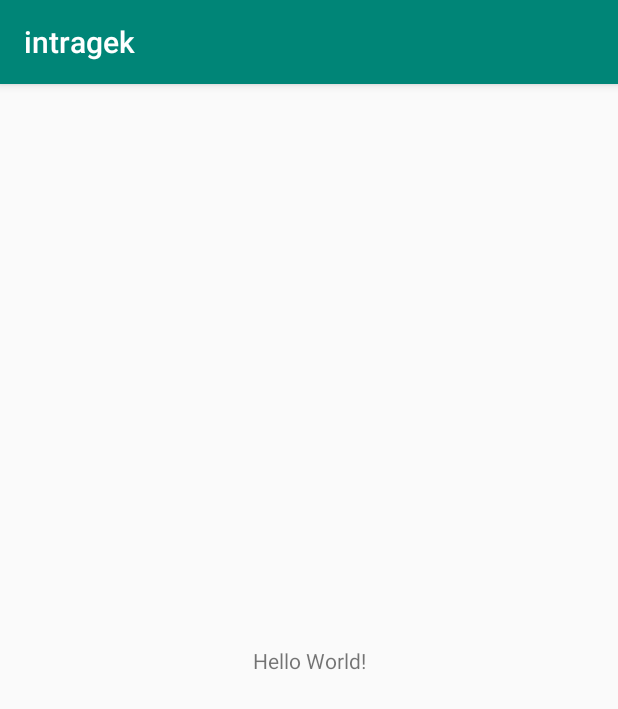
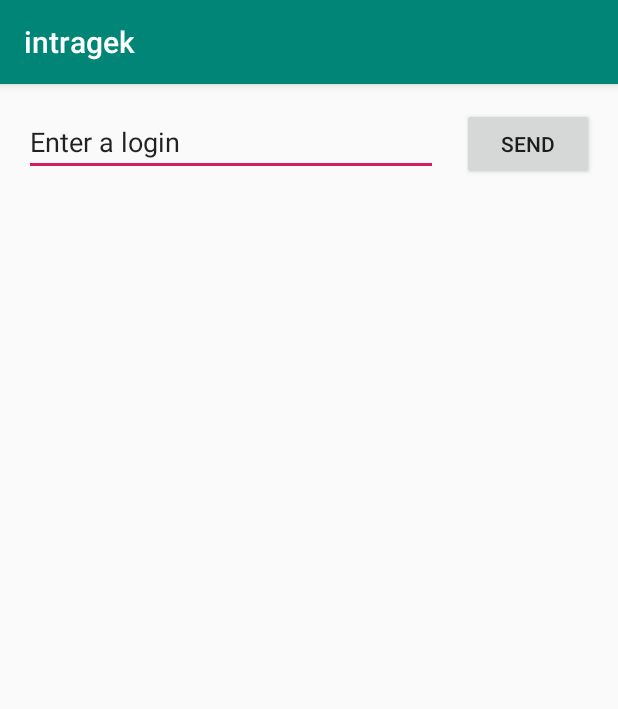
Before and after one commit to x4m3/intragek, an Android app: the screen it shows after launch (MainActivity), on a phone screen of 412 x 824 dp. Shown: the top 709 px of the screen. Run offline under Robolectric (Android 15) with nearby library versions, the phone set to English and light mode, and no system bars.

Commit message:
added edit text, button, strings, constraints

```diff
--- a/app/src/main/res/layout/activity_main.xml
+++ b/app/src/main/res/layout/activity_main.xml
@@ -6,13 +6,30 @@
     android:layout_height="match_parent"
     tools:context=".MainActivity">
 
-    <TextView
+    <EditText
+        android:id="@+id/editText"
+        android:layout_width="0dp"
+        android:layout_height="wrap_content"
+        android:layout_marginStart="16dp"
+        android:layout_marginLeft="16dp"
+        android:layout_marginTop="16dp"
+        android:ems="10"
+        android:inputType="textPersonName"
+        android:text="@string/edit_login"
+        app:layout_constraintEnd_toStartOf="@+id/button"
+        app:layout_constraintHorizontal_bias="0.5"
+        app:layout_constraintStart_toStartOf="parent"
+        app:layout_constraintTop_toTopOf="parent" />
+
+    <Button
+        android:id="@+id/button"
         android:layout_width="wrap_content"
         android:layout_height="wrap_content"
-        android:text="Hello World!"
-        app:layout_constraintBottom_toBottomOf="parent"
-        app:layout_constraintLeft_toLeftOf="parent"
-        app:layout_constraintRight_toRightOf="parent"
-        app:layout_constraintTop_toTopOf="parent" />
-
+        android:layout_marginStart="16dp"
+        android:layout_marginEnd="16dp"
+        android:text="@string/button_send"
+        app:layout_constraintBaseline_toBaselineOf="@+id/editText"
+        app:layout_constraintEnd_toEndOf="parent"
+        app:layout_constraintHorizontal_bias="0.5"
+        app:layout_constraintStart_toEndOf="@+id/editText" />
 </androidx.constraintlayout.widget.ConstraintLayout>
--- a/app/src/main/res/values/strings.xml
+++ b/app/src/main/res/values/strings.xml
@@ -1,3 +1,5 @@
 <resources>
     <string name="app_name">intragek</string>
+    <string name="edit_login">Enter a login</string>
+    <string name="button_send">Send</string>
 </resources>
```
